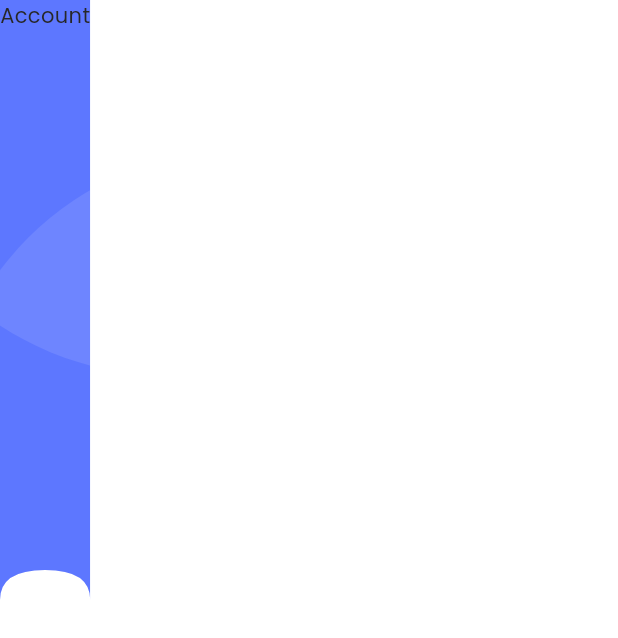
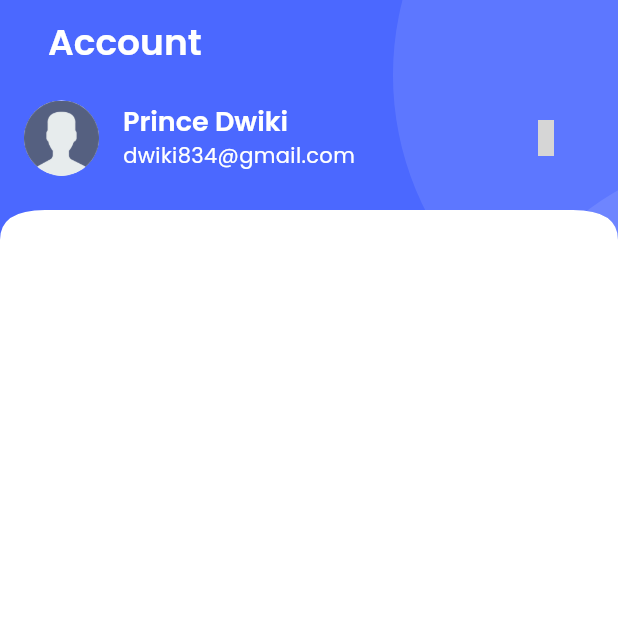
Before and after one commit to dwikidyp/Aplikasi-Ecommerce, a Flutter app: the SettingsScreen screen opened directly, on a phone screen of 412 x 824 dp. Shown: the top 638 px of the screen. Run offline on Flutter 3.47's test engine with Material 3 defaults, Android fonts, the phone set to English and light mode, and no system bars; our stand-ins replace carousel_slider, get, get_storage, iconsax, logger, smooth_page_indicator; accounts and stored records are empty; grey boxes are pictures that could not be loaded.

Commit message:
Design List

```diff
--- a/d_store/lib/common/widgets/custom_shapes/containers/primary_header_container.dart
+++ b/d_store/lib/common/widgets/custom_shapes/containers/primary_header_container.dart
@@ -14,8 +14,6 @@ class TPrimaryHeaderContainer extends StatelessWidget {
   @override
   Widget build(BuildContext context) {
     return TCurvedEdgeWidget(
-      child: SizedBox(
-        height: 400,
       child: Container(
         color: TColors.primary,
         child: Stack(
@@ -38,7 +36,6 @@ class TPrimaryHeaderContainer extends StatelessWidget {
           ],
         ),
       ),
-      ),
     );
   }
 }
--- /dev/null
+++ b/d_store/lib/common/widgets/list_tiles/user_profile_tile.dart
@@ -0,0 +1,42 @@
+import 'package:d_store/common/widgets/images/circular_image.dart';
+import 'package:d_store/utils/constants/colors.dart';
+import 'package:d_store/utils/constants/image_strings.dart';
+import 'package:flutter/material.dart';
+import 'package:iconsax/iconsax.dart';
+
+class TUserProfileTile extends StatelessWidget {
+  const TUserProfileTile({
+    super.key,
+  });
+
+  @override
+  Widget build(BuildContext context) {
+    return ListTile(
+      leading: const TCircularImage(
+        image: TImages.user,
+        width: 50,
+        height: 50,
+        padding: 0,
+      ),
+      title: Text(
+        'Prince Dwiki',
+        style: Theme.of(context)
+            .textTheme
+            .headlineSmall!
+            .apply(color: TColors.white),
+      ),
+      subtitle: Text(
+        'dwiki834@gmail.com',
+        style:
+            Theme.of(context).textTheme.bodyMedium!.apply(color: TColors.white),
+      ),
+      trailing: IconButton(
+        onPressed: () {},
+        icon: const Icon(
+          Iconsax.edit,
+          color: TColors.white,
+        ),
+      ),
+    );
+  }
+}
--- a/d_store/lib/features/personalization/screens/settings/settings.dart
+++ b/d_store/lib/features/personalization/screens/settings/settings.dart
@@ -1,4 +1,8 @@
+import 'package:d_store/common/widgets/appbar/appbar.dart';
 import 'package:d_store/common/widgets/custom_shapes/containers/primary_header_container.dart';
+import 'package:d_store/common/widgets/list_tiles/user_profile_tile.dart';
+import 'package:d_store/utils/constants/colors.dart';
+import 'package:d_store/utils/constants/sizes.dart';
 import 'package:flutter/material.dart';
 
 class SettingsScreen extends StatelessWidget {
@@ -13,7 +17,21 @@ class SettingsScreen extends StatelessWidget {
             /// Header
             TPrimaryHeaderContainer(
               child: Column(
-                children: [Text('Account')],
+                children: [
+                  TAppBar(
+                    title: Text(
+                      'Account',
+                      style: Theme.of(context)
+                          .textTheme
+                          .headlineMedium!
+                          .apply(color: TColors.white),
+                    ),
+                  ),
+
+                  /// User Profile
+                  const TUserProfileTile(),
+                  const SizedBox(height: TSizes.spaceBtwSections),
+                ],
               ),
             ),
           ],
--- a/d_store/lib/features/shop/screens/home/home.dart
+++ b/d_store/lib/features/shop/screens/home/home.dart
@@ -53,7 +53,10 @@ class HomeScreen extends StatelessWidget {
                         THomeCategories()
                       ],
                     ),
-                  )
+                  ),
+                  SizedBox(
+                    height: TSizes.spaceBtwSections,
+                  ),
                 ],
               ),
             ),
--- a/d_store/lib/utils/constants/image_strings.dart
+++ b/d_store/lib/utils/constants/image_strings.dart
@@ -53,6 +53,9 @@ class TImages {
   static const String promoBanner2 = "assets/images/banners/promo-banner-2.png";
   static const String promoBanner3 = "assets/images/banners/promo-banner-3.png";
 
+  // Profile
+  static const String user = "assets/images/user/user.png";
+
   // Product
   static const String productImage1 =
       "assets/images/products/cloth-product-1.jpg";
--- a/d_store/pubspec.yaml
+++ b/d_store/pubspec.yaml
@@ -80,6 +80,7 @@ flutter:
     - assets/images/animations/
     - assets/icons/categories/
     - assets/images/products/
+    - assets/images/user/
 
   # An image asset can refer to one or more resolution-specific "variants", see
   # https://flutter.dev/assets-and-images/#resolution-aware
```
Also changed, not shown: d_store/assets/images/user/user.png (added). Lines whose indentation alone changed are shown as unchanged.
